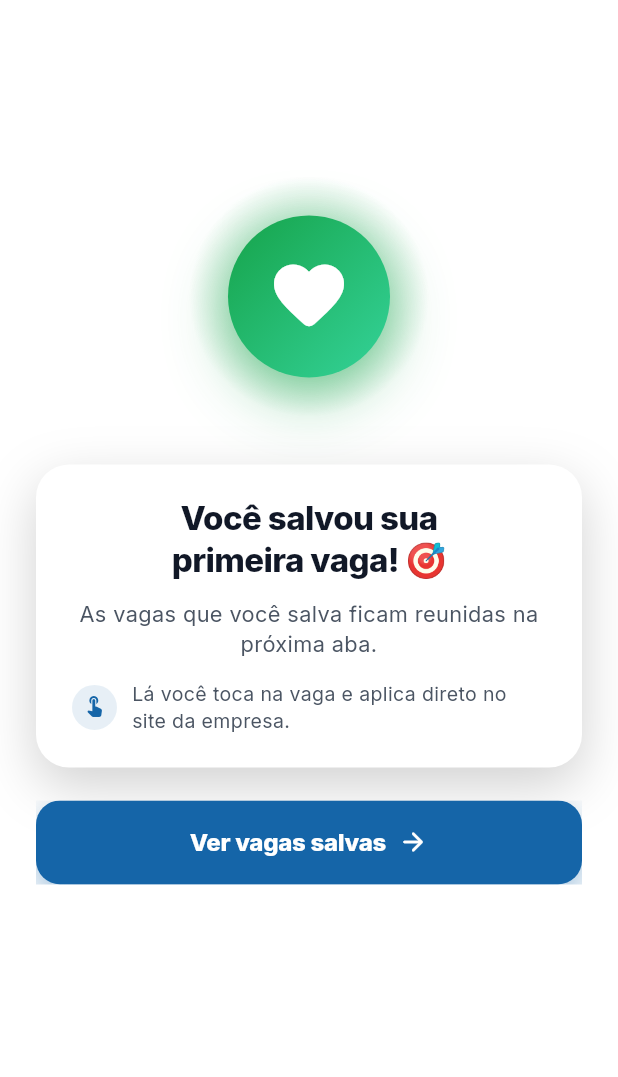
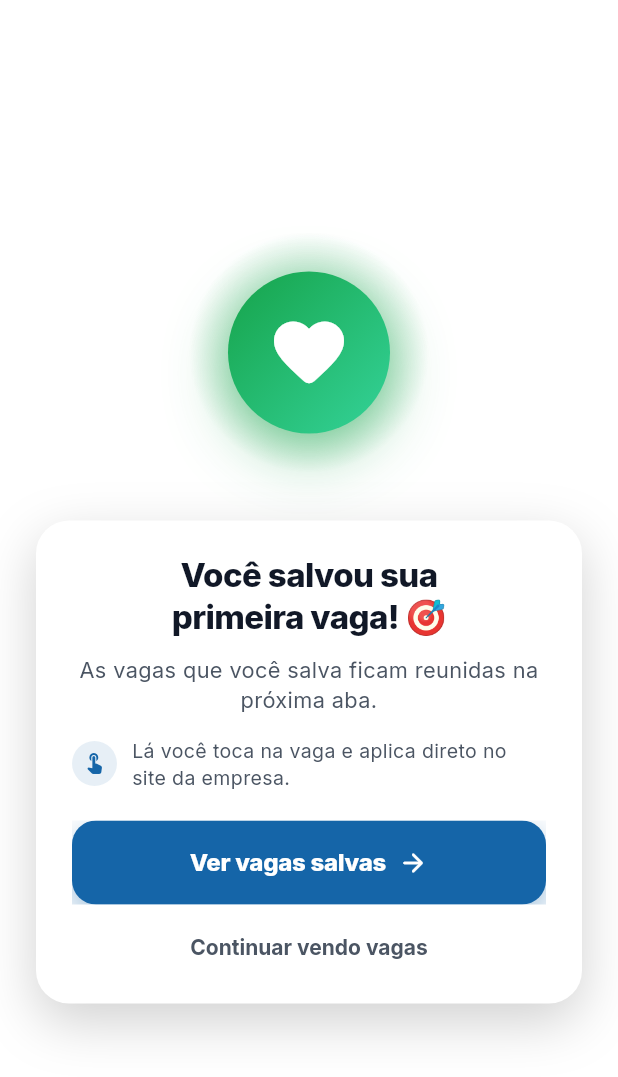
Before and after one commit to ZacLopes/stage, a Flutter app: the _FirstSaveCelebration screen opened directly with empty values, on a phone screen of 412 x 824 dp. Shown: the top 1077 px of the screen. Run offline on Flutter 3.47's test engine with Material 3 defaults, Android fonts, the phone set to English and light mode, and no system bars; our stand-ins replace cached_network_image, file_picker, flutter_card_swiper, flutter_dotenv, flutter_html, flutter_svg and 11 more; missing offline and left inert: app_tracking_transparency, facebook_app_events, onesignal_flutter, posthog_flutter, syncfusion_flutter_pdf; accounts and stored records are empty.

Commit message:
fix(vagas): dois modais que não fechavam como um bloco só
"CV salvo!": o duplo sublinhado amarelo por baixo de cada linha, cortando
os descendentes (g, p, ç), não era decoração — é o estilo de diagnóstico
que o Flutter aplica a texto sem nenhum `Material` acima, e `showDialog`
entrega o builder direto no overlay. O card ganha um `Material` transparente
(ele já pinta o próprio fundo e sombra). Varri os outros 24 `showDialog` do
app: os demais retornam `AlertDialog`/`Dialog`, que trazem o próprio.

"Primeira vaga salva": os dois botões ficavam FORA do card branco, sobre o
conteúdo escurecido da vaga de trás — o azul encostava no texto e o
"Continuar" era branco sobre cinza. Vieram para dentro do card; o layout
passou a rolar quando a fonte é grande, em vez de estourar.

Revisão UX 28/07, achados P3-44 e P3-45.
Verificado: P3-45 no simulador (primeira vaga de uma conta nova); P3-44 por
teste de widget no diálogo real — a mutação que remove o `Material`
reproduz o `TextDecoration.underline` herdado.

Co-Authored-By: Claude Opus 5 <noreply@anthropic.com>

```diff
--- a/lib/features/jobs/widgets/first_save_celebration.dart
+++ b/lib/features/jobs/widgets/first_save_celebration.dart
@@ -154,21 +154,24 @@ class _FirstSaveCelebrationState extends State<_FirstSaveCelebration>
     return Scaffold(
       backgroundColor: Colors.transparent,
       body: SafeArea(
-        child: Padding(
-          padding: const EdgeInsets.symmetric(horizontal: 24),
+        // Card mais alto (CTAs agora dentro dele) + texto ampliado cabem porque
+        // rola; centraliza quando sobra espaço.
+        child: LayoutBuilder(
+          builder: (context, constraints) => SingleChildScrollView(
+            padding: const EdgeInsets.symmetric(horizontal: 24, vertical: 16),
+            child: ConstrainedBox(
+              constraints: BoxConstraints(
+                minHeight: (constraints.maxHeight - 32).clamp(0.0, double.infinity),
+              ),
               child: Column(
                 mainAxisAlignment: MainAxisAlignment.center,
                 children: [
-              const Spacer(flex: 2),
                   _buildHeart(),
                   const SizedBox(height: 32),
                   _buildExplanationCard(),
-              const SizedBox(height: 22),
-              _buildCta(),
-              const SizedBox(height: 10),
-              _buildContinueButton(),
-              const Spacer(flex: 3),
                 ],
+              ),
+            ),
           ),
         ),
       ),
@@ -246,7 +249,7 @@ class _FirstSaveCelebrationState extends State<_FirstSaveCelebration>
         );
       },
       child: Container(
-        padding: const EdgeInsets.fromLTRB(24, 22, 24, 22),
+        padding: const EdgeInsets.fromLTRB(24, 22, 24, 14),
         decoration: BoxDecoration(
           color: Colors.white,
           borderRadius: BorderRadius.circular(22),
@@ -308,6 +311,13 @@ class _FirstSaveCelebrationState extends State<_FirstSaveCelebration>
                 ),
               ],
             ),
+            // Os CTAs moram DENTRO do card (revisão UX 28/07, achado P3-45):
+            // soltos sobre o scrim eles encostavam no conteúdo escurecido da
+            // vaga de trás e o "Continuar" era texto branco sobre cinza.
+            const SizedBox(height: 20),
+            _buildCta(),
+            const SizedBox(height: 4),
+            _buildContinueButton(),
           ],
         ),
       ),
@@ -374,10 +384,10 @@ class _FirstSaveCelebrationState extends State<_FirstSaveCelebration>
         style: TextButton.styleFrom(
           padding: const EdgeInsets.symmetric(horizontal: 18, vertical: 10),
         ),
-        child: Text(
+        child: const Text(
           'Continuar vendo vagas',
           style: TextStyle(
-            color: Colors.white.withOpacity(0.85),
+            color: _textSecondary,
             fontSize: 14,
             fontWeight: FontWeight.w700,
           ),
```
Also changed, not shown: lib/features/jobs/widgets/adapted_resume_preview_screen.dart (+26 -10 lines), 1 other file. Lines whose indentation alone changed are shown as unchanged.
